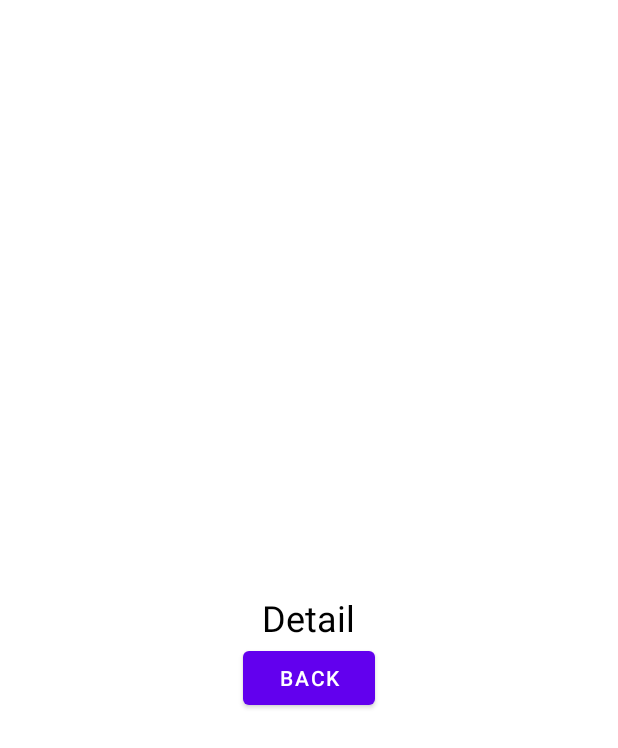
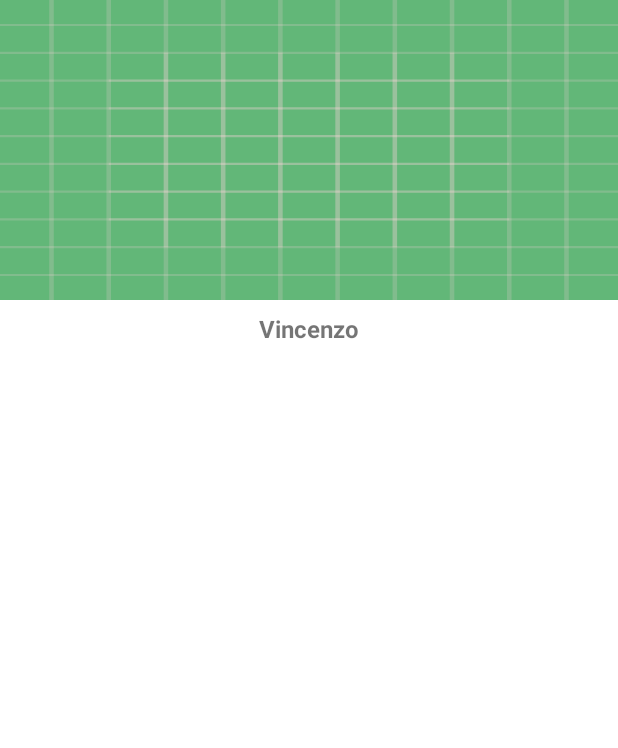
Before and after one commit to hsumyatyehtet/HmyhAssignmentOne, an Android app: the fragment DetailFragment placed in its activity, on a phone screen of 412 x 824 dp. Shown: the top 748 px of the screen. Run offline under Robolectric (Android 15) with nearby library versions, the phone set to English and light mode, and no system bars; our stand-ins replace RxJava; libraries missing offline, so code that uses them is left out: com.readystatesoftware.chuck; network calls fail; 2 statements that could not run were skipped.

Commit message:
nav components backpressed issue fix

```diff
--- a/app/src/main/AndroidManifest.xml
+++ b/app/src/main/AndroidManifest.xml
@@ -23,6 +23,7 @@
                 <category android:name="android.intent.category.LAUNCHER" />
             </intent-filter>
         </activity>
+
     </application>
 
 </manifest>
--- a/app/src/main/java/dev/hmyh/hmyhassignmentone/data/models/impl/HmyhAssignmentOneModelImpl.kt
+++ b/app/src/main/java/dev/hmyh/hmyhassignmentone/data/models/impl/HmyhAssignmentOneModelImpl.kt
@@ -32,6 +32,11 @@ object HmyhAssignmentOneModelImpl: BaseAppModel(),HmyhAssignmentOneModel {
                 it?.let { topRatedMovieVO ->
                     mDatabase.topRatedMovieDao().insetTopRatedMovie(topRatedMovieVO)
                         .subscribeDBWithCompletable()
+
+                    topRatedMovieVO.movieList?.let { it1 ->
+                        mDatabase.movieListDao().insetAllMovieList(it1)
+                            .subscribeDBWithCompletable()
+                    }
                 }
             }, {})
         return liveData
--- a/app/src/main/java/dev/hmyh/hmyhassignmentone/fragment/DetailFragment.kt
+++ b/app/src/main/java/dev/hmyh/hmyhassignmentone/fragment/DetailFragment.kt
@@ -26,12 +26,12 @@ class DetailFragment: Fragment() {
     override fun onViewCreated(view: View, savedInstanceState: Bundle?) {
         super.onViewCreated(view, savedInstanceState)
 
-//        var movieId = args.movieId
-//        Log.d("movieId", movieId.toString())
+        setUpDataObservation()
 
-        btnBack.setOnClickListener {
-            findNavController().popBackStack()
-        }
+    }
+
+    private fun setUpDataObservation() {
+        var movieId = args.movieId
 
     }
 
--- /dev/null
+++ b/app/src/main/res/drawable/movie_detail_img.xml
@@ -0,0 +1,9 @@
+<?xml version="1.0" encoding="utf-8"?>
+<shape xmlns:android="http://schemas.android.com/apk/res/android"
+    android:shape="rectangle">
+
+
+    <solid android:color="#30FF1744"/>
+
+
+</shape>
--- a/app/src/main/res/layout/fragment_detail.xml
+++ b/app/src/main/res/layout/fragment_detail.xml
@@ -4,21 +4,31 @@
     android:layout_height="match_parent"
     android:background="@color/white">
 
+    <RelativeLayout
+        android:id="@+id/rlImageView"
+        android:layout_width="match_parent"
+        android:layout_height="200dp"
+        android:foreground="@drawable/movie_detail_img">
+
+        <ImageView
+            android:id="@+id/ivMovieDetail"
+            android:layout_width="match_parent"
+            android:layout_height="match_parent"
+            android:src="@drawable/ic_launcher_background"
+            android:scaleType="fitXY"/>
+
+    </RelativeLayout>
+
     <TextView
+        android:id="@+id/tvMovieDetailTitle"
         android:layout_width="wrap_content"
         android:layout_height="wrap_content"
-        android:text="Detail"
-        android:id="@+id/tvDetail"
-        android:layout_centerInParent="true"
-        android:textColor="@color/black"
-        android:textSize="24sp"/>
+        android:layout_below="@+id/rlImageView"
+        android:text="Vincenzo"
+        android:layout_centerHorizontal="true"
+        android:layout_marginTop="@dimen/margin_medium"
+        android:textSize="@dimen/text_regular_2x"
+        android:textStyle="bold"/>
 
-    <Button
-        android:id="@+id/btnBack"
-        android:layout_below="@+id/tvDetail"
-        android:layout_width="wrap_content"
-        android:layout_height="wrap_content"
-        android:text="Back"
-        android:layout_centerInParent="true"/>
 
 </RelativeLayout>
--- a/app/src/main/res/navigation/nav_graph.xml
+++ b/app/src/main/res/navigation/nav_graph.xml
@@ -17,7 +17,8 @@
             app:enterAnim="@anim/enter_from_right"
             app:exitAnim="@anim/exit_to_left"
             app:popEnterAnim="@anim/enter_from_left"
-            app:popExitAnim="@anim/exit_to_right"/>
+            app:popExitAnim="@anim/exit_to_right"
+            app:popUpToInclusive="true"/>
 
     </fragment>
 
```
Also changed, not shown: app/src/main/java/dev/hmyh/hmyhassignmentone/fragment/MainFragment.kt (+10 -6 lines), app/src/main/java/dev/hmyh/hmyhassignmentone/viewmodels/MovieViewModel.kt (+20 -20 lines).
